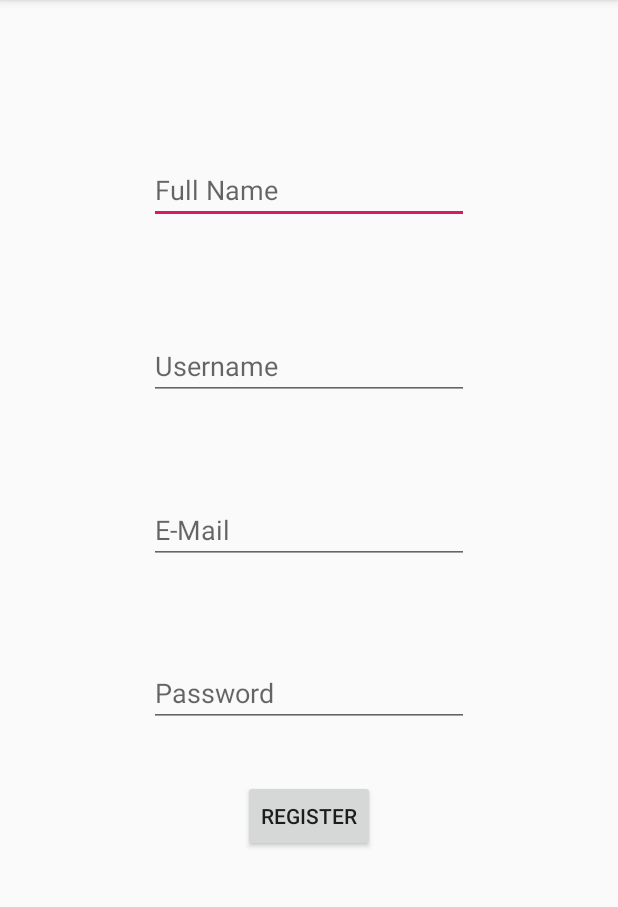
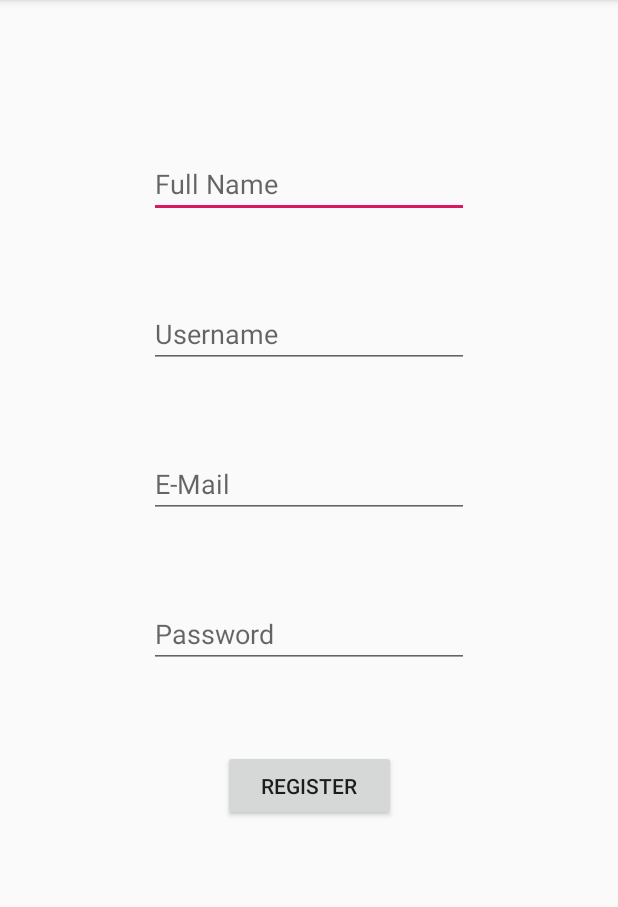
Before and after one commit to muhammadhaqyaunoora/JStore_Android, an Android app: the RegisterActivity screen opened directly, with no data from a screen before it, on a phone screen of 412 x 824 dp, the part 84-991 px from its top. Run offline under Robolectric (Android 15) with nearby library versions, the phone set to English and light mode, and no system bars; our stand-ins replace Volley; network calls fail.

Commit message:
Modul 9 CS Revisi 2

```diff
--- a/JStore_Android_Haqy/app/src/main/res/layout/activity_register.xml
+++ b/JStore_Android_Haqy/app/src/main/res/layout/activity_register.xml
@@ -10,70 +10,83 @@
         android:id="@+id/nameInput"
         android:layout_width="wrap_content"
         android:layout_height="wrap_content"
-        android:layout_marginStart="8dp"
-        android:layout_marginTop="104dp"
-        android:layout_marginEnd="8dp"
+        android:layout_marginStart="95dp"
+        android:layout_marginTop="100dp"
+        android:layout_marginEnd="95dp"
+        android:layout_marginBottom="586dp"
         android:ems="10"
         android:hint="Full Name"
         android:inputType="textPersonName"
+        app:layout_constraintBottom_toBottomOf="parent"
         app:layout_constraintEnd_toEndOf="parent"
         app:layout_constraintStart_toStartOf="parent"
-        app:layout_constraintTop_toTopOf="parent" />
+        app:layout_constraintTop_toTopOf="parent"
+        app:layout_constraintVertical_bias="0.0" />
 
     <EditText
         android:id="@+id/userInput"
         android:layout_width="wrap_content"
         android:layout_height="wrap_content"
-        android:layout_marginStart="8dp"
-        android:layout_marginTop="72dp"
-        android:layout_marginEnd="8dp"
+        android:layout_marginStart="95dp"
+        android:layout_marginTop="200dp"
+        android:layout_marginEnd="95dp"
+        android:layout_marginBottom="486dp"
         android:ems="10"
         android:hint="Username"
         android:inputType="textPersonName"
+        app:layout_constraintBottom_toBottomOf="parent"
         app:layout_constraintEnd_toEndOf="parent"
         app:layout_constraintStart_toStartOf="parent"
-        app:layout_constraintTop_toBottomOf="@+id/nameInput" />
+        app:layout_constraintTop_toTopOf="parent"
+        app:layout_constraintVertical_bias="0.0" />
 
     <EditText
         android:id="@+id/emailInput"
         android:layout_width="wrap_content"
         android:layout_height="wrap_content"
-        android:layout_marginStart="8dp"
-        android:layout_marginTop="35dp"
-        android:layout_marginEnd="8dp"
-        android:layout_marginBottom="35dp"
+        android:layout_marginStart="95dp"
+        android:layout_marginTop="300dp"
+        android:layout_marginEnd="95dp"
+        android:layout_marginBottom="386dp"
         android:ems="10"
         android:hint="E-Mail"
         android:inputType="textEmailAddress"
-        app:layout_constraintBottom_toTopOf="@+id/passInput"
+        app:layout_constraintBottom_toBottomOf="parent"
         app:layout_constraintEnd_toEndOf="parent"
         app:layout_constraintStart_toStartOf="parent"
-        app:layout_constraintTop_toBottomOf="@+id/userInput" />
+        app:layout_constraintTop_toTopOf="parent"
+        app:layout_constraintVertical_bias="0.0" />
 
     <EditText
         android:id="@+id/passInput"
         android:layout_width="wrap_content"
         android:layout_height="wrap_content"
-        android:layout_marginStart="8dp"
-        android:layout_marginEnd="8dp"
-        android:layout_marginBottom="35dp"
+        android:layout_marginStart="95dp"
+        android:layout_marginTop="400dp"
+        android:layout_marginEnd="95dp"
+        android:layout_marginBottom="286dp"
         android:ems="10"
         android:hint="Password"
         android:inputType="textPassword"
-        app:layout_constraintBottom_toTopOf="@+id/registerButton"
+        app:layout_constraintBottom_toBottomOf="parent"
         app:layout_constraintEnd_toEndOf="parent"
-        app:layout_constraintStart_toStartOf="parent" />
+        app:layout_constraintStart_toStartOf="parent"
+        app:layout_constraintTop_toTopOf="parent"
+        app:layout_constraintVertical_bias="0.0" />
 
     <Button
         android:id="@+id/registerButton"
-        android:layout_width="wrap_content"
-        android:layout_height="wrap_content"
-        android:layout_marginStart="8dp"
-        android:layout_marginEnd="8dp"
-        android:layout_marginBottom="200dp"
+        android:layout_width="115dp"
+        android:layout_height="47dp"
+        android:layout_marginStart="150dp"
+        android:layout_marginTop="500dp"
+        android:layout_marginEnd="150dp"
+        android:layout_marginBottom="186dp"
         android:text="REGISTER"
         app:layout_constraintBottom_toBottomOf="parent"
         app:layout_constraintEnd_toEndOf="parent"
-        app:layout_constraintStart_toStartOf="parent" />
+        app:layout_constraintStart_toStartOf="parent"
+        app:layout_constraintTop_toTopOf="parent"
+        app:layout_constraintVertical_bias="0.0" />
 
 </android.support.constraint.ConstraintLayout>
```
Also changed, not shown: JStore_Android_Haqy/app/src/main/java/com/example/jstore_android_haqy/MainActivity.java (+38 -6 lines), JStore_Android_Haqy/app/src/main/java/com/example/jstore_android_haqy/MainListAdapter.java (+92 -0 lines), JStore_Android_Haqy/app/src/main/res/layout/activity_login.xml (+4 -4 lines).
